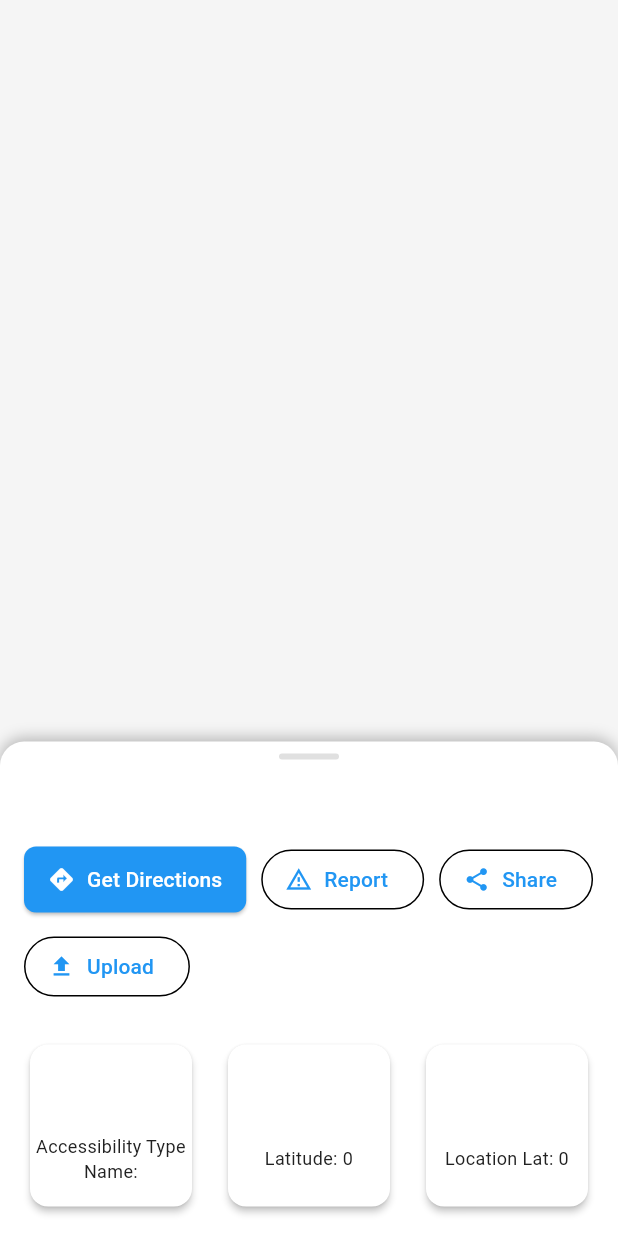
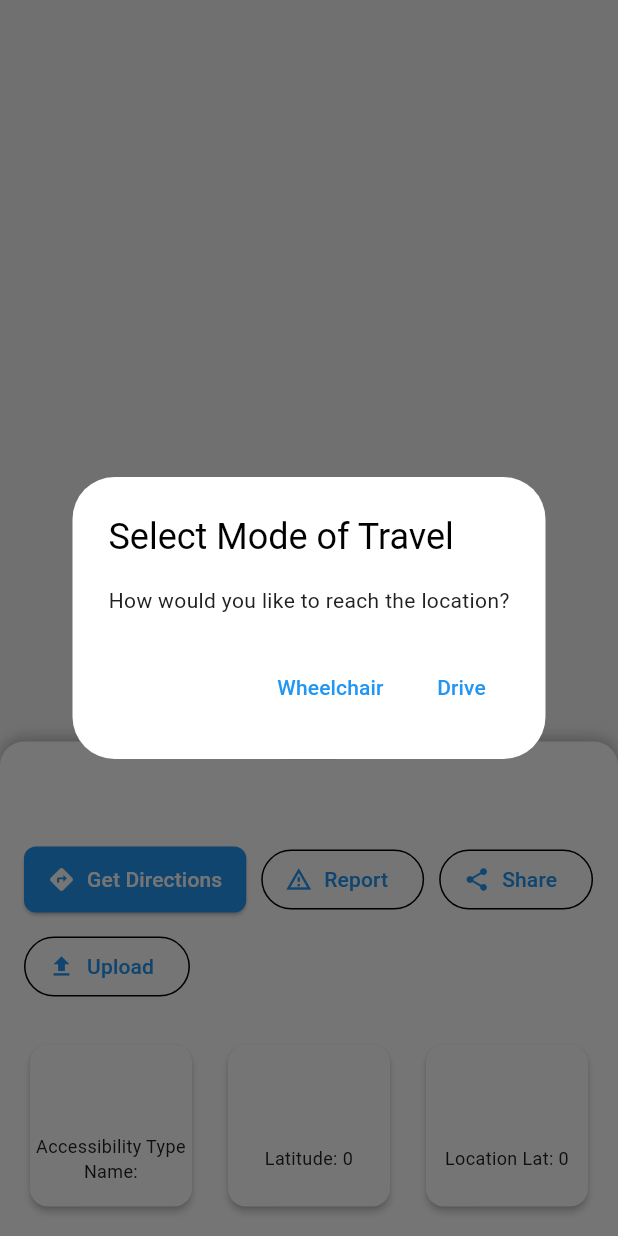
Before and after one commit to CherianK/mobility_mate, a Flutter app: the LocationBottomSheet widget shown alone on an empty page, opened directly with empty values, after a tap on "Get Directions", on a phone screen of 412 x 824 dp. Run offline on Flutter 3.47's test engine with Material 3 defaults, Android fonts, the phone set to English and light mode, and no system bars; our stand-ins replace geolocator, image_picker, share_plus, shared_preferences; missing offline and left inert: mapbox_maps_flutter; accounts and stored records are empty; statements that could not run were skipped.

Commit message:
US 3.1 Google Maps Integration Complete and Ready for test

```diff
--- a/lib/widgets/location_bottom_sheet.dart
+++ b/lib/widgets/location_bottom_sheet.dart
@@ -2,8 +2,9 @@ import 'package:flutter/material.dart';
 import 'package:url_launcher/url_launcher.dart';
 import 'package:share_plus/share_plus.dart';
 import '../utils/tag_formatter.dart';
-import '../screens/report_issue_screen.dart'; // Adjust this import if needed
+import '../screens/report_issue_screen.dart';
 import '../screens/upload_page.dart';
+import '../utils/location_helper.dart';
 
 class LocationBottomSheet extends StatelessWidget {
   final Map<String, dynamic> data;
@@ -99,13 +100,12 @@ class LocationBottomSheet extends StatelessWidget {
       );
     }
 
-    final lat = data['Location_Lat']?.toString() ?? '';
-    final lon = data['Location_Lon']?.toString() ?? '';
+    final destLat = data['Location_Lat']?.toString() ?? '';
+    final destLon = data['Location_Lon']?.toString() ?? '';
 
     return Column(
       crossAxisAlignment: CrossAxisAlignment.start,
       children: [
-        // Title
         Padding(
           padding: const EdgeInsets.symmetric(horizontal: 16.0, vertical: 8.0),
           child: Text(
@@ -113,8 +113,6 @@ class LocationBottomSheet extends StatelessWidget {
             style: Theme.of(context).textTheme.titleMedium,
           ),
         ),
-
-        // Buttons
         Padding(
           padding: const EdgeInsets.symmetric(horizontal: 16.0, vertical: 8.0),
           child: Wrap(
@@ -123,9 +121,99 @@ class LocationBottomSheet extends StatelessWidget {
             children: [
               ElevatedButton.icon(
                 onPressed: () async {
-                  final url = Uri.parse('https://www.google.com/maps/search/?api=1&query=$lat,$lon');
+                  final choice = await showDialog<String>(
+                    context: context,
+                    builder: (context) => AlertDialog(
+                      title: const Text('Select Mode of Travel'),
+                      content: const Text('How would you like to reach the location?'),
+                      actions: [
+                        TextButton(
+                          onPressed: () => Navigator.pop(context, 'wheelchair'),
+                          child: const Text('Wheelchair'),
+                        ),
+                        TextButton(
+                          onPressed: () => Navigator.pop(context, 'drive'),
+                          child: const Text('Drive'),
+                        ),
+                      ],
+                    ),
+                  );
+
+                  if (choice == null) return;
+
+                  String? originLat;
+                  String? originLon;
+
+                  // Show wheelchair tip first if applicable
+                  if (choice == 'wheelchair' && context.mounted) {
+                    await showDialog(
+                      context: context,
+                      barrierDismissible: false,
+                      builder: (context) => AlertDialog(
+                        title: const Text('Accessibility Tip'),
+                        content: const Text('Enable "Wheelchair-accessible" under Trip Options in Google Maps for better routes!'),
+                        actions: [
+                          TextButton(
+                            onPressed: () => Navigator.of(context).pop(),
+                            child: const Text('Got it'),
+                          ),
+                        ],
+                      ),
+                    );
+                  }
+
+                  try {
+                    final position = await LocationHelper.getCurrentLocation();
+                    if (position != null) {
+                    originLat = position.latitude.toString();
+                      originLon = position.longitude.toString();
+                    }
+                  } catch (e) {
+                    originLat = null;
+                    originLon = null;
+                  }
+
+                  Uri url;
+                  if (choice == 'drive') {
+                    if (originLat != null && originLon != null) {
+                      url = Uri.parse(
+                          'https://www.google.com/maps/dir/?api=1&origin=$originLat,$originLon&destination=$destLat,$destLon&travelmode=driving');
+                    } else {
+                      url = Uri.parse(
+                          'https://www.google.com/maps/dir/?api=1&destination=$destLat,$destLon&travelmode=driving');
+                    }
+                  } else {
+                    if (originLat != null && originLon != null) {
+                      url = Uri.parse(
+                          'https://www.google.com/maps/dir/?api=1&origin=$originLat,$originLon&destination=$destLat,$destLon&travelmode=walking');
+                    } else {
+                      url = Uri.parse(
+                          'https://www.google.com/maps/dir/?api=1&destination=$destLat,$destLon&travelmode=walking');
+                    }
+                  }
+
+                  if (choice == 'wheelchair' && context.mounted) {
+                    ScaffoldMessenger.of(context).showSnackBar(
+                      const SnackBar(
+                        content: Text(
+                            'Tip: Enable "Wheelchair-accessible" under Trip Options in Google Maps for better routes!'),
+                        duration: Duration(seconds: 3),
+                      ),
+                    );
+                    await Future.delayed(const Duration(milliseconds: 200));
+                  }
+
                   if (await canLaunchUrl(url)) {
                     await launchUrl(url, mode: LaunchMode.externalApplication);
+                  } else {
+                    if (context.mounted) {
+                      ScaffoldMessenger.of(context).showSnackBar(
+                        const SnackBar(
+                          content: Text('Could not launch Google Maps.'),
+                          backgroundColor: Colors.red,
+                        ),
+                      );
+                    }
                   }
                 },
                 icon: const Icon(Icons.directions),
@@ -143,7 +231,7 @@ class LocationBottomSheet extends StatelessWidget {
               ),
               OutlinedButton.icon(
                 onPressed: () {
-                  Share.share("Check this location: https://maps.google.com/?q=$lat,$lon");
+                  Share.share("Check this location: https://maps.google.com/?q=$destLat,$destLon");
                 },
                 icon: const Icon(Icons.share),
                 label: const Text('Share'),
@@ -153,9 +241,7 @@ class LocationBottomSheet extends StatelessWidget {
                   Navigator.push(
                     context,
                     MaterialPageRoute(
-                      builder: (_) => UploadPage(
-                        venueData: data, // or pass only the fields you need
-                      ),
+                      builder: (_) => UploadPage(venueData: data),
                     ),
                   );
                 },
@@ -166,7 +252,6 @@ class LocationBottomSheet extends StatelessWidget {
           ),
         ),
 
-        // Icon Grid
         GridView.builder(
           shrinkWrap: true,
           physics: const NeverScrollableScrollPhysics(),
```
